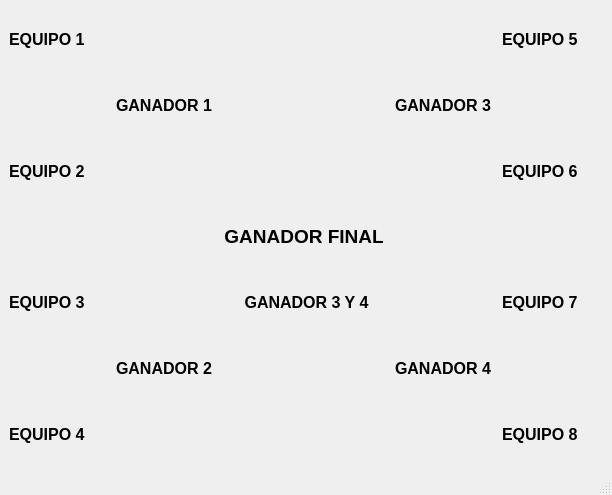
The window that cruzes.ui (Gino-sys/Proyecto-Final-Programacion) describes before a commit, drawn with Qt 5.
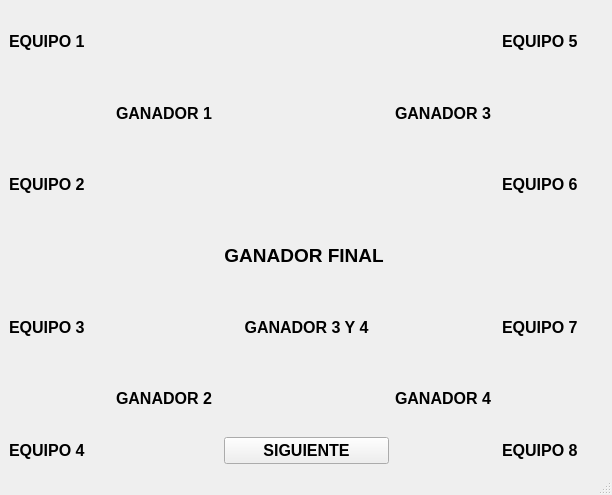
The same window after the commit.

```diff
--- a/cruzes.ui
+++ b/cruzes.ui
@@ -217,6 +217,20 @@
       </property>
      </widget>
     </item>
+    <item row="6" column="2">
+     <widget class="QPushButton" name="suiguiente_button">
+      <property name="font">
+       <font>
+        <pointsize>12</pointsize>
+        <weight>75</weight>
+        <bold>true</bold>
+       </font>
+      </property>
+      <property name="text">
+       <string>SIGUIENTE</string>
+      </property>
+     </widget>
+    </item>
    </layout>
   </widget>
   <widget class="QMenuBar" name="menubar">
```
